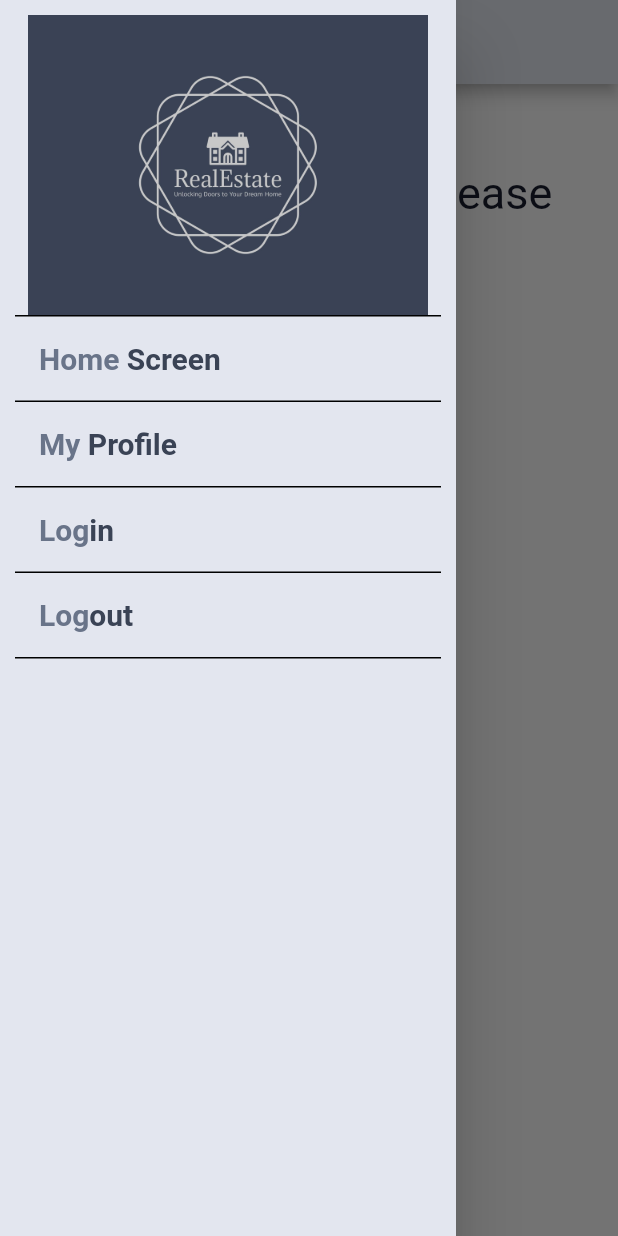
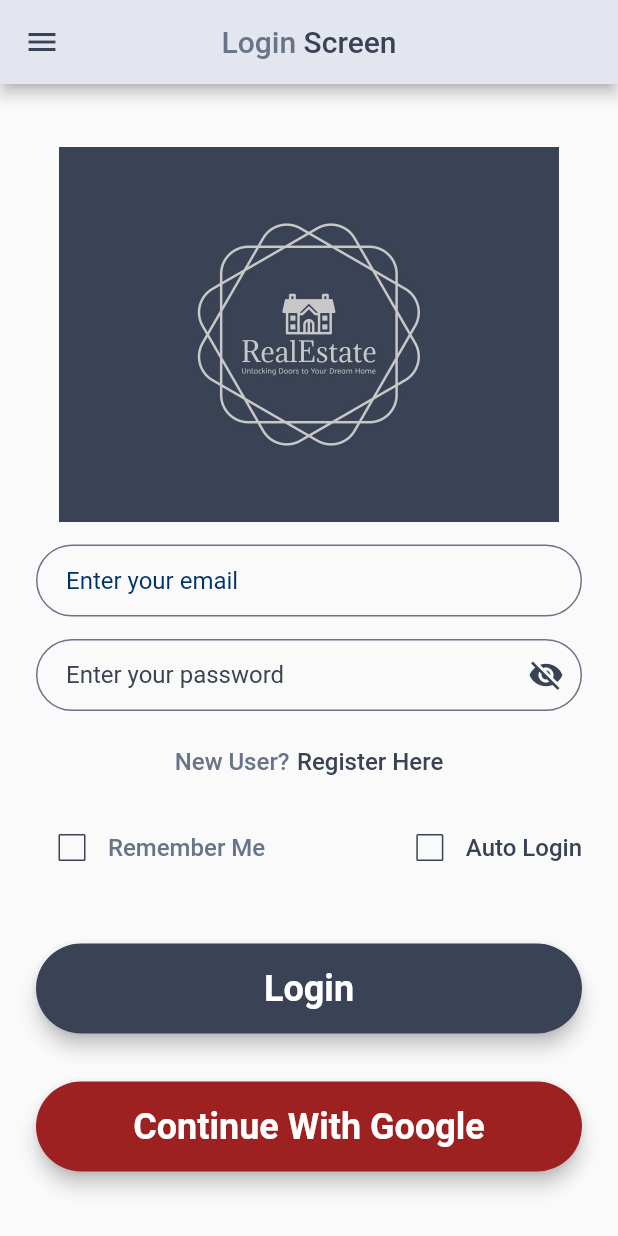
Before and after one commit to aunshpatel/flutter-realestate, a Flutter app: the screen it shows after launch, after a tap on the "menu" icon, after a tap on "Log", on a phone screen of 412 x 824 dp. Run offline on Flutter 3.47's test engine with Material 3 defaults, Android fonts, the phone set to English and light mode, and no system bars; our stand-ins replace shared_preferences; network calls fail.

Commit message:
Create login screen UI

```diff
--- a/lib/main.dart
+++ b/lib/main.dart
@@ -1,4 +1,5 @@
 import 'package:flutter/material.dart';
+import 'package:realestate/view/login_screen.dart';
 import 'api.dart';
 import 'view/main_screen.dart';
 void main() {
@@ -20,6 +21,7 @@ class MyApp extends StatelessWidget {
       initialRoute: '/main_screen',
       routes: {
         '/main_screen':(context) => const MainScreen(),
+        '/login_screen':(context) => const LoginScreen(),
       },
     );
   }
--- /dev/null
+++ b/lib/view/login_screen.dart
@@ -0,0 +1,330 @@
+import 'package:flutter/material.dart';
+import 'package:realestate/view/widgets/rounded_buttons.dart';
+import 'package:realestate/view/widgets/side_drawer.dart';
+import 'package:shared_preferences/shared_preferences.dart';
+
+import '../consts.dart';
+
+class LoginScreen extends StatefulWidget {
+  const LoginScreen({super.key});
+
+  @override
+  State<LoginScreen> createState() => _LoginScreenState();
+}
+
+class _LoginScreenState extends State<LoginScreen> {
+  String email = '', pwd = '';
+  String loginEmailID = '', loginPassword = '';
+  bool showSpinner = false;
+  bool _passwordVisible = false;
+  bool _isRememberMe = false;
+  TextEditingController emailController = TextEditingController();
+  TextEditingController passwordController = TextEditingController();
+
+  @override
+  Widget build(BuildContext context) {
+    return Scaffold(
+      endDrawerEnableOpenDragGesture: false,
+      drawer: const SideDrawer(),
+      appBar: AppBar(
+        leading: Builder(
+          builder: (BuildContext context) {
+            return IconButton(
+              icon: const Icon(Icons.menu),
+              color: kDarkTitleColor,
+              onPressed: () {
+                Scaffold.of(context).openDrawer();
+              },
+              tooltip: MaterialLocalizations.of(context).openAppDrawerTooltip,
+            );
+          },
+        ),
+        actions: <Widget>[
+
+        ],
+        centerTitle: true,
+        title: const Wrap(
+          children: [
+            Text('Login ', style:TextStyle(color: kLightTitleColor),),
+            Text('Screen', style:TextStyle(color: kDarkTitleColor),),
+          ],
+        ),
+        backgroundColor: kBackgroundColor,
+      ),
+      body: Padding(
+        padding: const EdgeInsets.symmetric(horizontal: 24.0),
+        child: Column(
+          mainAxisAlignment: MainAxisAlignment.center,
+          crossAxisAlignment: CrossAxisAlignment.stretch,
+          children: <Widget>[
+            const SizedBox(
+              height: 15.0,
+            ),
+            Flexible(
+              child: HeroLogo(height:250,image:'images/realestate-high-resolution-logo.jpeg', tag:'photo'),
+            ),
+            const SizedBox(
+              height: 15.0,
+            ),
+            TextField(
+              controller: emailController,
+              keyboardType: TextInputType.emailAddress,
+              onChanged:(value){
+                email = emailController.text;
+                SharedPreferences.getInstance().then((prefs) {
+                  prefs.setString('email', email);
+                },);
+              },
+              style: const TextStyle(color: kThemeBlueColor),
+              decoration: emailInputDecoration('Enter your email',),
+            ),
+            const SizedBox(
+              height: 15.0,
+            ),
+            TextField(
+              controller: passwordController,
+              obscureText: _passwordVisible == false ? true : false,
+              onChanged:(value){
+                pwd = passwordController.text;
+                SharedPreferences.getInstance().then((prefs) {
+                  prefs.setString('password', pwd);
+                },);
+              },
+              style: const TextStyle(color: kThemeBlueColor),
+              decoration: passwordInputDecoration(
+                  'Enter your password',
+                  _passwordVisible,
+                      (){
+                    setState(() {
+                      _passwordVisible = !_passwordVisible;
+                    });
+                  }
+              ),
+            ),
+            const SizedBox(
+              height: 24.0,
+            ),
+            Row(
+              mainAxisAlignment: MainAxisAlignment.center,
+              children: [
+                const Text(
+                  'New User?',
+                  style: kLightSemiBoldTextStyle,
+                ),
+                const SizedBox(
+                  width: 5,
+                ),
+                GestureDetector(
+                  onTap: (){
+                    // Navigator.pushNamed(context, '/registration_screen');
+                  },
+                  child: const Text(
+                    'Register Here',
+                    style: kDarkSemiBoldTextStyle,
+                  ),
+                )
+              ],
+            ),
+            const SizedBox(
+              height: 24.0,
+            ),
+            Row(
+              mainAxisAlignment: MainAxisAlignment.spaceBetween,
+              children: [
+                Row(
+                  children: [
+                    Checkbox(
+                      checkColor: kDarkTitleColor,
+                      side: MaterialStateBorderSide.resolveWith( (states) => const BorderSide(width: 1.0, color: kDarkTitleColor), ),
+                      fillColor: MaterialStateProperty.all(Colors.transparent),
+                      value: _isRememberMe,
+                      onChanged: isRememberMeDisabled == false ? (value){
+                        setState(() {
+                          _isRememberMe = value!;
+                        });
+                        actionRememberMe(_isRememberMe);
+                      } : null,
+                    ),
+                    const Text(
+                      'Remember Me',
+                      style: kLightSemiBoldTextStyle,
+                    )
+                  ],
+                ),
+                Row(
+                  children: [
+                    Checkbox(
+                      checkColor: kDarkTitleColor,
+                      side: MaterialStateBorderSide.resolveWith( (states) => const BorderSide(width: 1.0, color: kDarkTitleColor), ),
+                      fillColor: MaterialStateProperty.all(Colors.transparent),
+                      value: automaticLogin,
+                      onChanged: (value){
+                        setState(() {
+                          automaticLogin = value!;
+                        });
+                        autoLogin(automaticLogin);
+                      },
+                    ),
+                    const Text(
+                      'Auto Login',
+                      style: kDarkSemiBoldTextStyle,
+                    )
+                  ],
+                )
+              ],
+            ),
+            const SizedBox(
+              height: 24.0,
+            ),
+            RoundedButton(
+              colour:kDarkTitleColor,
+              title:'Login',
+              onPress:() async {
+                if(emailController.text != '' && passwordController.text != '') {
+                  if(emailController.text.length < 6){
+                    _showMyDialog('Incorrect password! Please check your password length and try again.');
+                  }
+                  else{
+                    setState(() {
+                      showSpinner = true;
+                    });
+                    try{
+
+                    } catch(e){
+                      setState(() {
+                        showSpinner = false;
+                      });
+                      return _showMyDialog('${e.toString()}');
+                    }
+                  }
+                }
+                else if(passwordController.text.isEmpty && emailController.text.isNotEmpty){
+                  _showMyDialog('No password entered. Please enter the your password.');
+                }
+                else if(passwordController.text.isNotEmpty && emailController.text.isEmpty){
+                  _showMyDialog('No email id entered. Please enter your email id.');
+                }
+                else if(emailController.text.isEmpty && passwordController.text.isEmpty){
+                  _showMyDialog('Email and password fields are empty. Please enter both values to login.');
+                }
+                else if(emailController.text == '' && passwordController.text != ''){
+                  _showMyDialog('Please enter your email id to login.');
+                }
+                else if(emailController.text == '' && passwordController.text != ''){
+                  _showMyDialog('Please enter your password to login.');
+                }
+              },
+            ),
+            RoundedButton(
+              colour:kContinueWithGoogleButton,
+              title:'Continue With Google',
+              onPress:() async{}
+            ),
+          ],
+        ),
+      ),
+    );
+  }
+
+  actionRememberMe(bool value) {
+    _isRememberMe = value;
+    SharedPreferences.getInstance().then((prefs) {
+      prefs.setBool("remember_me", _isRememberMe);
+    },);
+    setState(() {
+      _isRememberMe = value;
+    });
+  }
+
+  autoLogin(bool autoLogin){
+    if(autoLogin == true){
+      actionRememberMe(true);
+      SharedPreferences.getInstance().then((prefs) {
+        prefs.setBool('autoLogin', autoLogin);
+        setState(() {
+          isRememberMeDisabled = true;
+        });
+        prefs.setBool('isRememberMeDisabled', isRememberMeDisabled);
+      },);
+    }
+    else{
+      actionRememberMe(true);
+      SharedPreferences.getInstance().then((prefs) {
+        prefs.setBool('autoLogin', autoLogin);
+        setState(() {
+          isRememberMeDisabled = false;
+        });
+        prefs.setBool('isRememberMeDisabled', isRememberMeDisabled);
+      },);
+    }
+  }
+
+
+  void _loadUserEmailPassword() async {
+    try {
+      prefs = await SharedPreferences.getInstance();
+      loginEmailID = prefs.getString('email') ?? '';
+      loginPassword = prefs.getString('password') ?? '';
+      bool rememberMe = prefs.getBool('remember_me') ?? false;
+      automaticLogin = prefs.getBool('autoLogin') ?? false;
+      isLoggedIn = prefs.getBool('isLoggedIn') ?? false;
+      isRememberMeDisabled = prefs.getBool('isRememberMeDisabled') ?? false;
+      if (rememberMe == true) {
+        setState(() {
+          _isRememberMe = true;
+        });
+        emailController.text = loginEmailID;
+        passwordController.text = loginPassword;
+      }
+      else{
+        setState(() {
+          _isRememberMe = false;
+        });
+        emailController.text = '';
+        loginEmailID = '';
+        passwordController.text = '';
+        loginPassword = '';
+      }
+
+      if(automaticLogin == true && isLoggedIn == true){
+
+      }
+      else{
+        SharedPreferences.getInstance().then((prefs) {
+          prefs.setBool('isLoggedIn', false);
+        },);
+      }
+    } catch (e) {
+      print(e);
+    }
+  }
+
+  //Alert box
+  Future<void> _showMyDialog(String text) async {
+    String AlertText = text;
+    return showDialog<void>(
+      context: context,
+      barrierDismissible: false,
+      builder: (BuildContext context) {
+        return AlertDialog(
+          title: const Text('Warning!', style: TextStyle(color: kThemeBlueColor, fontSize: 20.0)),
+          content: SingleChildScrollView(
+            child: ListBody(
+              children: <Widget>[
+                Text(AlertText, style: TextStyle(color: kThemeBlueColor)),
+              ],
+            ),
+          ),
+          actions: <Widget>[
+            TextButton(
+              child: const Text('OK', style: TextStyle(color: kThemeBlueColor),),
+              onPressed: () {
+                Navigator.of(context).pop();
+              },
+            ),
+          ],
+        );
+      },
+    );
+  }
+}
--- /dev/null
+++ b/lib/view/widgets/rounded_buttons.dart
@@ -0,0 +1,36 @@
+import 'package:flutter/material.dart';
+
+import '../../consts.dart';
+
+class RoundedButton extends StatelessWidget {
+  RoundedButton({required this.colour, required this.title, required this.onPress});
+
+  final Color colour;
+  final String title;
+  final VoidCallback onPress;
+
+  @override
+  Widget build(BuildContext context) {
+    return Padding(
+      padding: const EdgeInsets.symmetric(vertical: 16.0),
+      child: Material(
+        elevation: 5.0,
+        color: colour,
+        borderRadius: BorderRadius.circular(30.0),
+        child: MaterialButton(
+          onPressed: onPress,
+          minWidth: 200.0,
+          height: 60.0,
+          child: Text(
+            title,
+            style: TextStyle(
+              fontSize: 24,
+              fontWeight: FontWeight.bold,
+              color: kWhiteColor,
+            )
+          ),
+        ),
+      ),
+    );
+  }
+}
--- a/lib/view/widgets/side_drawer.dart
+++ b/lib/view/widgets/side_drawer.dart
@@ -87,7 +87,7 @@ class _SideDrawerState extends State<SideDrawer> {
                     ],
                   ),
                   onTap: (){
-                    Navigator.pushNamed(context, '/login_page');
+                    Navigator.pushNamed(context, '/login_screen');
                   },
                 ),
               ),
```
